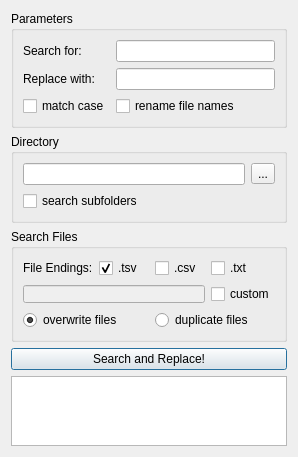
First picture: the form in win.ui, repository FKW9/search-n-rename, before the edit.
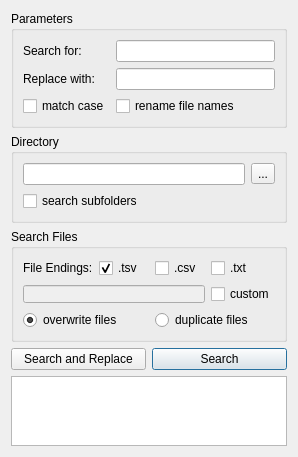
Second picture: the form after the edit.

Commit message: added Search button

The edit to the form file:
```diff
--- a/win.ui
+++ b/win.ui
@@ -188,17 +188,31 @@
     </widget>
    </item>
    <item>
-    <widget class="QPushButton" name="btnSEARCHnREPLACE">
-     <property name="text">
-      <string>Search and Replace!</string>
-     </property>
-     <property name="default">
-      <bool>true</bool>
-     </property>
-     <property name="flat">
-      <bool>false</bool>
-     </property>
-    </widget>
+    <layout class="QHBoxLayout" name="horizontalLayout">
+     <item>
+      <widget class="QPushButton" name="btnSEARCHnREPLACE">
+       <property name="text">
+        <string>Search and Replace</string>
+       </property>
+       <property name="default">
+        <bool>false</bool>
+       </property>
+       <property name="flat">
+        <bool>false</bool>
+       </property>
+      </widget>
+     </item>
+     <item>
+      <widget class="QPushButton" name="btnSEARCH">
+       <property name="text">
+        <string>Search</string>
+       </property>
+       <property name="default">
+        <bool>true</bool>
+       </property>
+      </widget>
+     </item>
+    </layout>
    </item>
    <item>
     <widget class="QPlainTextEdit" name="textLOG">
```
Left out of the diff: 81 changed lines with no effect on the pictures.
